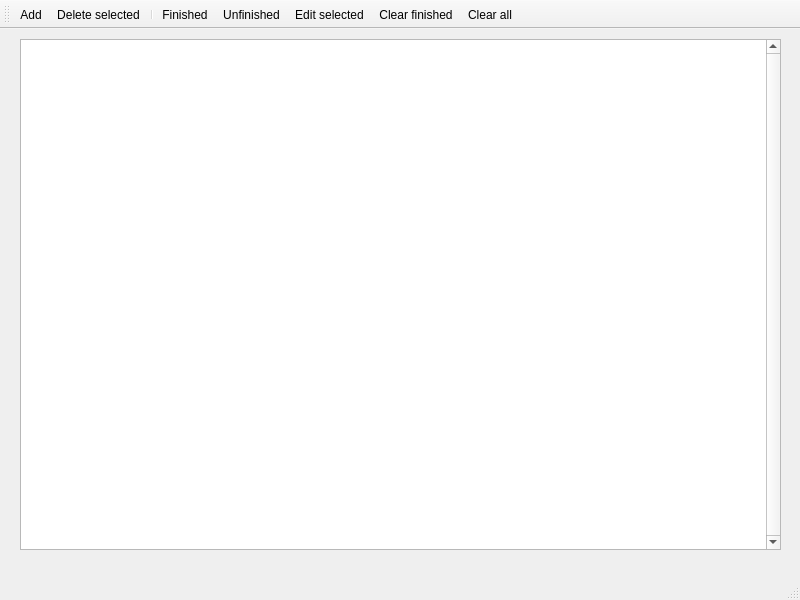
Above: Calcuwork/todolist.ui from lolobilibili/Calculator before the change. Below: the same form after it.
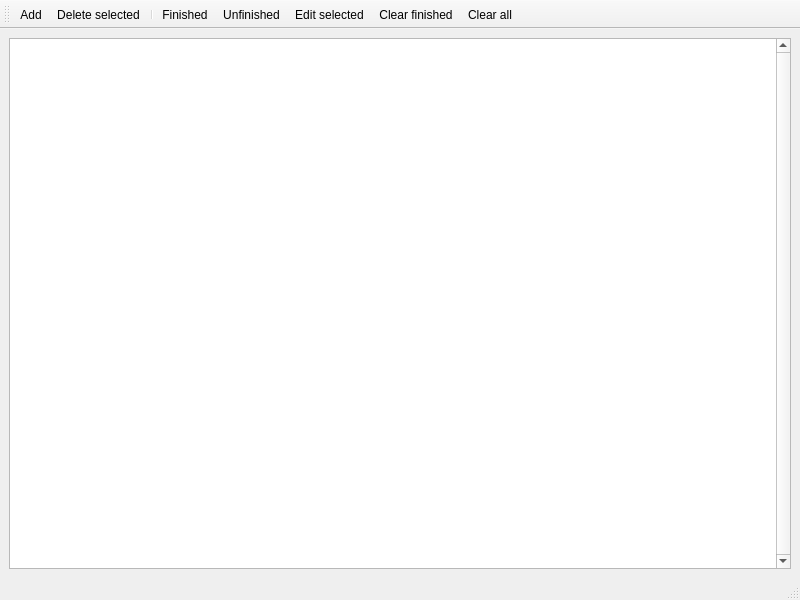
That is the form after the change. Icons and pictures are not drawn.

The edit to the form file:
```diff
--- a/Calcuwork/todolist.ui
+++ b/Calcuwork/todolist.ui
@@ -14,18 +14,12 @@
    <string>Todolist</string>
   </property>
   <widget class="QWidget" name="centralwidget">
+   <layout class="QGridLayout" name="gridLayout">
+    <item row="0" column="0">
    <widget class="QTableWidget" name="tableWidget">
     <property name="enabled">
      <bool>true</bool>
     </property>
-    <property name="geometry">
-     <rect>
-      <x>20</x>
-      <y>10</y>
-      <width>761</width>
-      <height>511</height>
-     </rect>
-    </property>
     <property name="sizePolicy">
      <sizepolicy hsizetype="Expanding" vsizetype="Expanding">
       <horstretch>0</horstretch>
@@ -45,6 +39,8 @@
      <enum>QAbstractScrollArea::AdjustToContents</enum>
     </property>
    </widget>
+    </item>
+   </layout>
   </widget>
   <widget class="QStatusBar" name="statusbar"/>
   <widget class="QToolBar" name="toolBar">
```
Left out of the diff: 16 changed lines with no effect on the pictures. Lines whose indentation alone changed are shown as unchanged.
